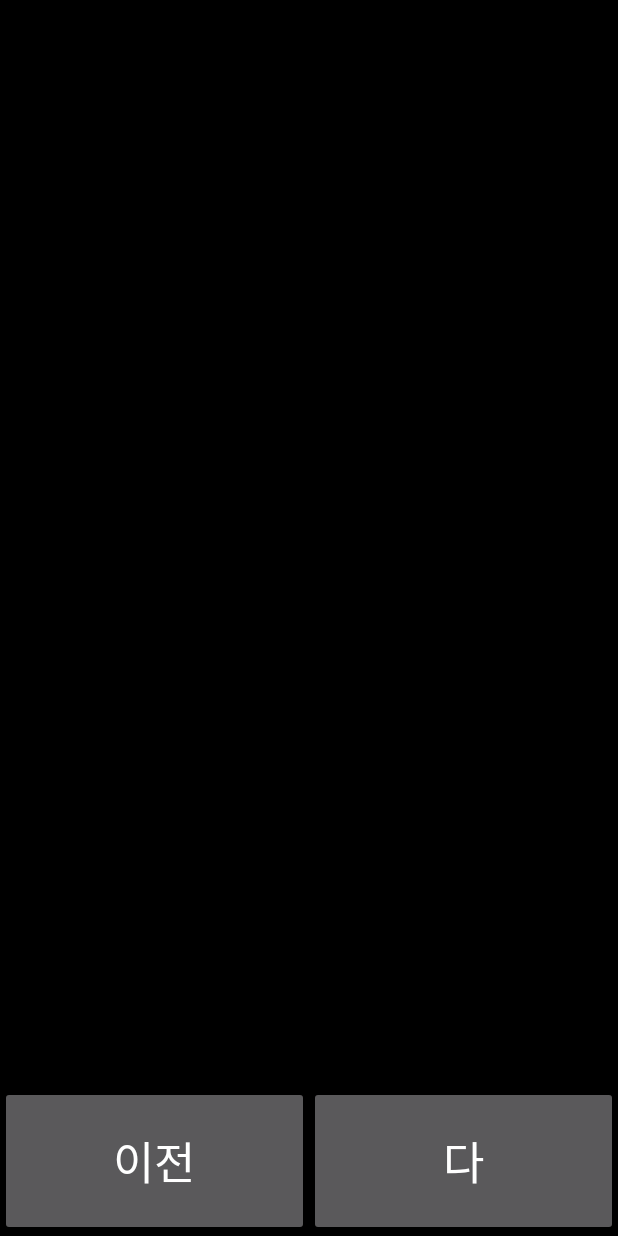
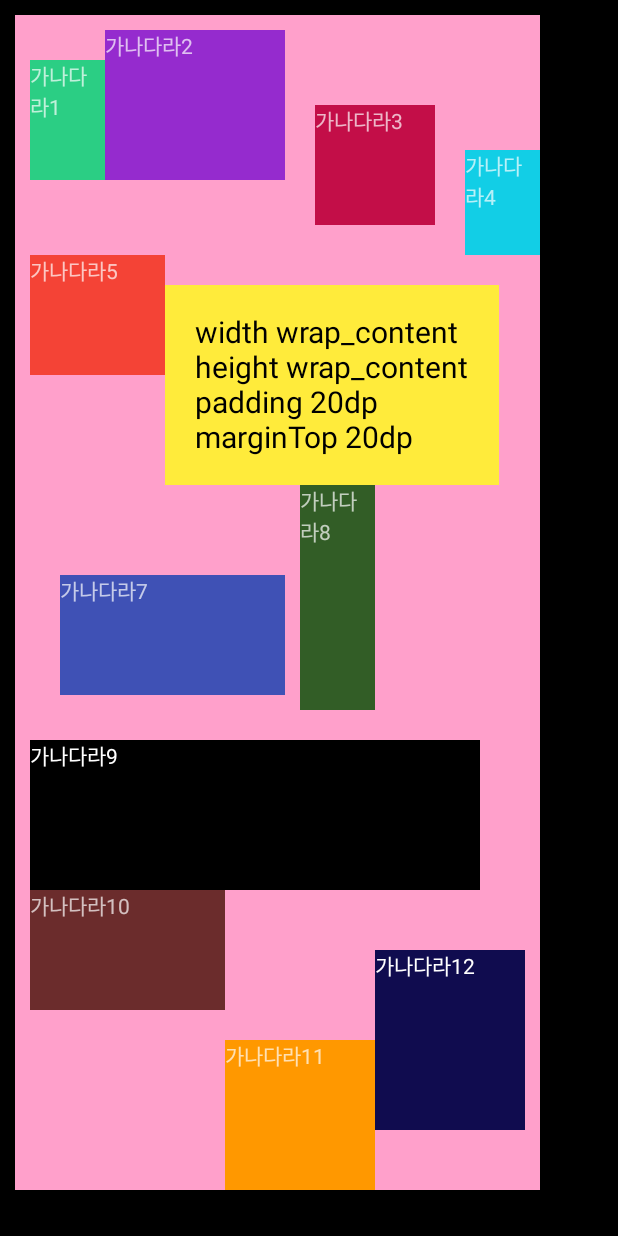
Before and after one commit to seung-yeol/AndroidPractice, an Android app: the CustomLayoutFragment screen opened through its navigation route, on a phone screen of 412 x 824 dp. Run offline under Robolectric (Android 15) with nearby library versions, the phone set to English and light mode, and no system bars.

Commit message:
custom layout

```diff
--- a/presentation/build.gradle
+++ b/presentation/build.gradle
@@ -27,6 +27,9 @@ android {
         }
     }
 
+    kotlinOptions {
+        jvmTarget = "1.8"
+    }
 }
 
 dependencies {
--- a/presentation/src/main/java/com/example/presentation/fragment/customlayout/CustomLayoutFragment.kt
+++ b/presentation/src/main/java/com/example/presentation/fragment/customlayout/CustomLayoutFragment.kt
@@ -11,7 +11,7 @@ class CustomLayoutFragment : Fragment() {
     override fun onCreateView(
         inflater: LayoutInflater, container: ViewGroup?, savedInstanceState: Bundle?
     ): View? {
-        return inflater.inflate(R.layout.fragment_clip_swipe, container, false)
+        return inflater.inflate(R.layout.fragment_custom_layout, container, false)
     }
 
     override fun onViewCreated(view: View, savedInstanceState: Bundle?) {
--- a/presentation/src/main/java/com/example/presentation/fragment/customlayout/MyLayout.kt
+++ b/presentation/src/main/java/com/example/presentation/fragment/customlayout/MyLayout.kt
@@ -2,18 +2,114 @@ package com.example.presentation.fragment.customlayout
 
 import android.content.Context
 import android.util.AttributeSet
+import android.view.View
 import android.view.ViewGroup
+import androidx.core.view.*
 
 class MyLayout @JvmOverloads constructor(
     context: Context, attrs: AttributeSet? = null, defStyleAttr: Int = 0
 ) : ViewGroup(context, attrs, defStyleAttr) {
 
+    override fun onMeasure(widthMeasureSpec: Int, heightMeasureSpec: Int) {
+        val widthMode = MeasureSpec.getMode(widthMeasureSpec)
+        val heightMode = MeasureSpec.getMode(heightMeasureSpec)
+        val maxWidth = MeasureSpec.getSize(widthMeasureSpec)
+        val heightSize = MeasureSpec.getSize(heightMeasureSpec)
 
-    override fun onMeasure(widthMeasureSpec: Int, heightMeasureSpec: Int) {
-        super.onMeasure(widthMeasureSpec, heightMeasureSpec)
+        var myWidth = 0
+        var myHeight = 0
+
+        children.forEach {
+            if (it.visibility != View.GONE) {
+                measureChild(it, widthMeasureSpec, heightMeasureSpec)
+            }
+        }
+
+        var tempWidth = paddingLeft + paddingRight
+        if (widthMode != MeasureSpec.AT_MOST) {
+            myWidth = maxWidth
+        } else {
+            children.forEach {
+                val viewWidth = it.measuredWidth + it.marginLeft + it.marginRight
+                if (tempWidth + viewWidth > maxWidth) {
+                    if (myWidth < tempWidth) {
+                        myWidth = tempWidth
+                    }
+                    tempWidth = paddingLeft + paddingRight + viewWidth
+                } else {
+                    tempWidth += viewWidth
+                }
+            }
+        }
+
+        tempWidth = paddingLeft + paddingRight
+        if (heightMode != MeasureSpec.AT_MOST) {
+            myHeight = heightSize
+        } else {
+            myHeight += paddingTop + paddingBottom
+            var bigY = 0
+            children.forEach {
+                val viewWidth = it.measuredWidth + it.marginLeft + it.marginRight
+                val viewHeight = it.measuredHeight + it.marginTop + it.marginBottom
+
+                if (tempWidth + viewWidth > maxWidth) {
+                    myHeight += bigY
+                    bigY = viewHeight
+                    tempWidth = paddingLeft + paddingRight + viewWidth
+                } else {
+                    tempWidth += viewWidth
+
+                    if (bigY < viewHeight) {
+                        bigY = viewHeight
+                    }
+                }
+            }
+            myHeight += bigY
+        }
+
+        setMeasuredDimension(myWidth, myHeight)
     }
 
     override fun onLayout(changed: Boolean, l: Int, t: Int, r: Int, b: Int) {
+        var innerWidth = paddingLeft + paddingRight
 
+        var bigY = 0
+        var startX = paddingLeft
+        var startY = paddingTop
+
+        children.forEach {
+            if (it.visibility != View.GONE) {
+                val childWidth = it.measuredWidth
+                val childHeight = it.measuredHeight
+
+                val viewWidth = childWidth + it.marginLeft + it.marginRight
+                val viewHeight = childHeight + it.marginTop + it.marginBottom
+
+                innerWidth += viewWidth
+                if (innerWidth > width) {
+                    startY += bigY
+                    bigY = 0
+                    startX = paddingLeft
+                    innerWidth = paddingLeft + paddingRight + viewWidth
+                }
+                if (bigY < viewHeight) bigY = viewHeight
+
+                it.layout(
+                    startX + it.marginLeft,
+                    startY + it.marginTop,
+                    startX + childWidth + it.marginLeft,
+                    startY + childHeight + it.marginTop
+                )
+                startX += viewWidth
+            }
+        }
+    }
+
+    override fun generateDefaultLayoutParams(): LayoutParams {
+        return MarginLayoutParams(LayoutParams.WRAP_CONTENT, LayoutParams.WRAP_CONTENT)
+    }
+
+    override fun generateLayoutParams(attrs: AttributeSet?): LayoutParams {
+        return MarginLayoutParams(context, attrs)
     }
 }
--- /dev/null
+++ b/presentation/src/main/java/com/example/presentation/fragment/drawable/drawable/MyDrawable.kt
@@ -0,0 +1,94 @@
+package com.example.presentation.fragment.drawable.drawable
+
+import android.content.Context
+import android.graphics.Canvas
+import android.graphics.ColorFilter
+import android.graphics.PixelFormat
+import android.graphics.drawable.Animatable
+import android.graphics.drawable.Drawable
+import android.os.SystemClock
+import androidx.core.content.ContextCompat
+import com.example.presentation.R
+
+
+class MyDrawable(context: Context) : Drawable(), Animatable {
+    private val drawable = ContextCompat.getDrawable(context, R.drawable.shadow_diamond)
+    private val frameDelay = 1000 / 50        // 초당 50프레임
+    private var duration = 1400L            // 애니메이션의 총 시간
+    private var isRunning = false            // 애니메이션 실행상태
+    private var startTime = 0L                // 시작시간
+
+    override fun draw(canvas: Canvas) {
+        if (isRunning) {
+            val elapsedTime = SystemClock.uptimeMillis() - startTime
+
+            val per = elapsedTime / duration
+            val width = (drawable!!.intrinsicWidth * per).toInt()
+            val height = (drawable.intrinsicHeight * per).toInt()
+
+            drawable.setBounds(
+                (drawable.intrinsicWidth - width) / 2,
+                (drawable.intrinsicHeight - height) / 2,
+                (drawable.intrinsicWidth - width) / 2 + width,
+                (drawable.intrinsicHeight - height) / 2 + height
+            )
+
+            drawable.draw(canvas)
+        }
+    }
+
+    override fun getIntrinsicWidth(): Int {
+        return drawable?.intrinsicWidth ?: -1
+    }
+
+    override fun getIntrinsicHeight(): Int {
+        return drawable?.intrinsicHeight ?: -1
+    }
+
+    override fun getOpacity(): Int {
+        return PixelFormat.TRANSLUCENT
+    }
+
+    override fun setAlpha(alpha: Int) {
+    }
+
+    override fun setColorFilter(colorFilter: ColorFilter?) {
+    }
+
+    override fun isRunning(): Boolean {
+        return isRunning
+    }
+
+    override fun start() {
+        isRunning = true
+        startTime = SystemClock.uptimeMillis()
+        scheduleSelf(mUpdater, SystemClock.uptimeMillis())
+        invalidateSelf()
+    }
+
+    override fun stop() {
+        isRunning = false
+        unscheduleSelf(mUpdater)
+        invalidateSelf()
+    }
+
+
+    private val mUpdater = Runnable { update() }
+    private fun update() {
+        val curTime = SystemClock.uptimeMillis()
+
+        if (curTime - startTime > duration) {
+            isRunning = false
+        }
+
+        if (isRunning) {
+            scheduleSelf(mUpdater, SystemClock.uptimeMillis() + frameDelay)
+        }
+        invalidateSelf()
+    }
+
+    override fun jumpToCurrentState() {
+        super.jumpToCurrentState()
+        stop()
+    }
+}
--- /dev/null
+++ b/presentation/src/main/res/layout/fragment_custom_layout.xml
@@ -0,0 +1,108 @@
+<?xml version="1.0" encoding="utf-8"?>
+<androidx.constraintlayout.widget.ConstraintLayout xmlns:android="http://schemas.android.com/apk/res/android"
+    xmlns:app="http://schemas.android.com/apk/res-auto"
+    android:layout_width="match_parent"
+    android:layout_height="match_parent">
+
+    <com.example.presentation.fragment.customlayout.MyLayout
+        android:layout_width="wrap_content"
+        android:layout_height="wrap_content"
+        android:layout_margin="10dp"
+        android:background="@color/chat_system_1"
+        android:paddingStart="10dp"
+        android:paddingTop="10dp"
+        app:layout_constraintStart_toStartOf="parent"
+        app:layout_constraintTop_toTopOf="parent">
+
+        <TextView
+            android:layout_width="50dp"
+            android:layout_height="80dp"
+            android:layout_marginTop="20dp"
+            android:background="#2BCE84"
+            android:text="가나다라1" />
+
+        <TextView
+            android:layout_width="120dp"
+            android:layout_height="100dp"
+            android:background="#952BCE"
+            android:text="가나다라2" />
+
+        <TextView
+            android:layout_width="80dp"
+            android:layout_height="80dp"
+            android:layout_marginStart="20dp"
+            android:layout_marginTop="50dp"
+            android:layout_marginEnd="20dp"
+            android:layout_marginBottom="20dp"
+            android:background="#C30E48"
+            android:text="가나다라3" />
+
+        <TextView
+            android:layout_width="50dp"
+            android:layout_height="70dp"
+            android:layout_marginTop="80dp"
+            android:background="#12CEE6"
+            android:text="가나다라4" />
+
+        <TextView
+            android:layout_width="90dp"
+            android:layout_height="80dp"
+            android:background="#F44336"
+            android:text="가나다라5" />
+
+        <TextView
+            android:layout_width="wrap_content"
+            android:layout_height="wrap_content"
+            android:layout_marginTop="20dp"
+            android:background="#FFEB3B"
+            android:padding="20dp"
+            android:text="width wrap_content\nheight wrap_content\npadding 20dp\nmarginTop 20dp"
+            android:textColor="@color/black"
+            android:textSize="20sp" />
+
+        <TextView
+            android:layout_width="150dp"
+            android:layout_height="80dp"
+            android:layout_marginStart="20dp"
+            android:layout_marginTop="60dp"
+            android:background="#3F51B5"
+            android:text="가나다라7" />
+
+        <TextView
+            android:layout_width="50dp"
+            android:layout_height="150dp"
+            android:layout_marginStart="10dp"
+            android:background="#325D26"
+            android:text="가나다라8" />
+
+        <TextView
+            android:layout_width="300dp"
+            android:layout_height="100dp"
+            android:layout_marginTop="20dp"
+            android:background="#000000"
+            android:text="가나다라9"
+            android:textColor="@color/white" />
+
+        <TextView
+            android:layout_width="130dp"
+            android:layout_height="80dp"
+            android:background="#6B2C2C"
+            android:text="가나다라10" />
+
+        <TextView
+            android:layout_width="100dp"
+            android:layout_height="100dp"
+            android:layout_marginTop="100dp"
+            android:background="#FF9800"
+            android:text="가나다라11" />
+
+        <TextView
+            android:layout_width="100dp"
+            android:layout_height="120dp"
+            android:layout_marginTop="40dp"
+            android:background="#100C4F"
+            android:text="가나다라12"
+            android:textColor="@color/white" />
+    </com.example.presentation.fragment.customlayout.MyLayout>
+
+</androidx.constraintlayout.widget.ConstraintLayout>
```
